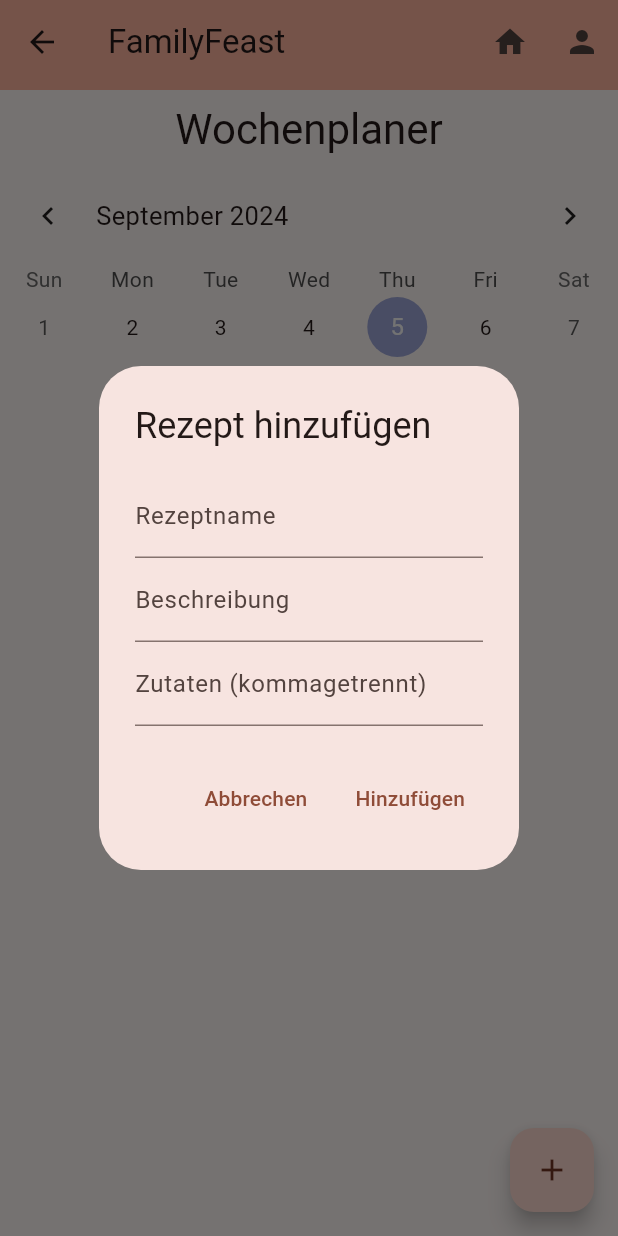
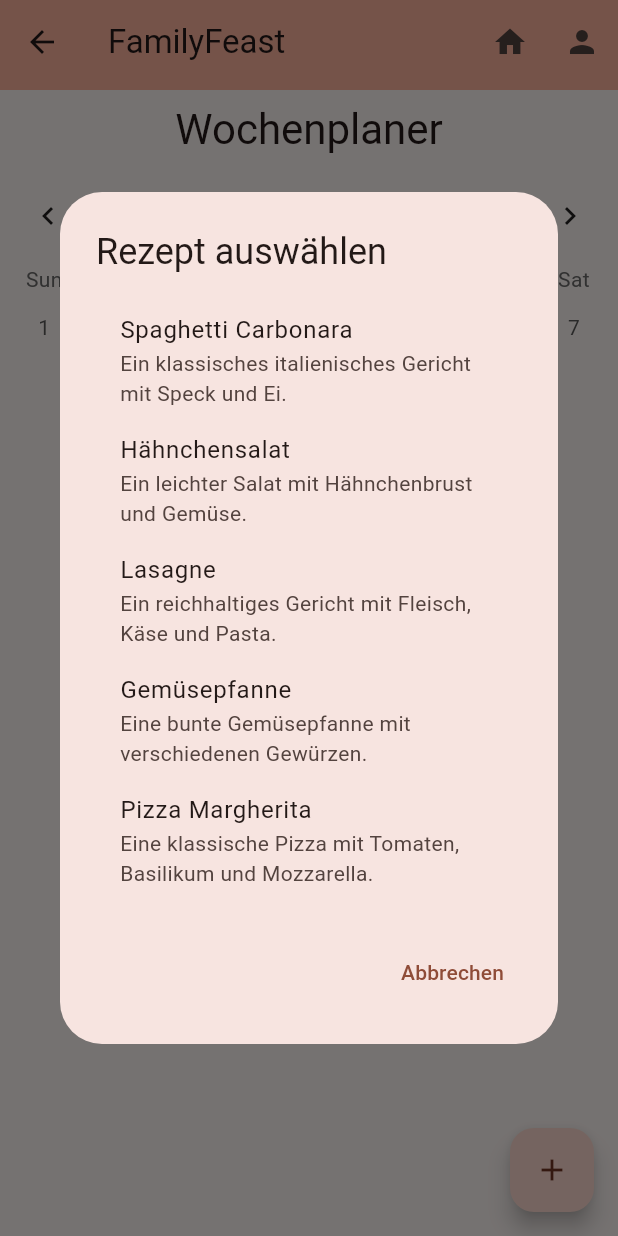
Before and after one commit to ephanta/eva_app, a Flutter app: the PlannerScreen screen opened directly with empty values, after a tap on the "add" icon, on a phone screen of 412 x 824 dp. Run offline on Flutter 3.47's test engine with Material 3 defaults, Android fonts, the phone set to English and light mode, and no system bars; drawn by our look-alikes of table_calendar; our stand-ins replace auto_route, flutter_colorpicker, flutter_dotenv, supabase_flutter; missing offline and left inert: supabase_auth_ui; accounts and stored records are empty.

Commit message:
updated planner.dart

```diff
--- a/lib/model/recipe.dart
+++ b/lib/model/recipe.dart
@@ -1,7 +1,8 @@
 class Rezept {
+  final String rezeptID;
   final String name;
   final String beschreibung;
   final List<String> zutaten;
 
-  Rezept({required this.name, required this.beschreibung, required this.zutaten});
+  Rezept({required this.rezeptID, required this.name, required this.beschreibung, required this.zutaten});
 }
--- a/lib/screens/planner.dart
+++ b/lib/screens/planner.dart
@@ -22,6 +22,7 @@ class _PlannerScreenState extends State<PlannerScreen> {
   DateTime? _selectedDay;
 
   Map<DateTime, Rezept> wochenplan = {};
+  List<Rezept> rezepte = [];
 
   @override
   void initState() {
@@ -30,45 +31,67 @@ class _PlannerScreenState extends State<PlannerScreen> {
     DateTime heute = DateTime.now();
 
     // Beispiel-Rezepte hinzufügen
-    wochenplan[heute] = Rezept(
-      name: 'Spaghetti Carbonara',
-      beschreibung: 'Ein klassisches italienisches Gericht mit Speck und Ei.',
-      zutaten: ['Spaghetti', 'Speck', 'Eier', 'Parmesan', 'Pfeffer'],
-    );
+    rezepte = [
+      Rezept(
+        rezeptID: '1',
+        name: 'Spaghetti Carbonara',
+        beschreibung: 'Ein klassisches italienisches Gericht mit Speck und Ei.',
+        zutaten: ['Spaghetti', 'Speck', 'Eier', 'Parmesan', 'Pfeffer'],
+      ),
+      Rezept(
+        rezeptID: '2',
+        name: 'Hähnchensalat',
+        beschreibung: 'Ein leichter Salat mit Hähnchenbrust und Gemüse.',
+        zutaten: ['Hähnchenbrust', 'Salat', 'Tomaten', 'Gurken', 'Dressing'],
+      ),
+      Rezept(
+        rezeptID: '3',
+        name: 'Lasagne',
+        beschreibung: 'Ein reichhaltiges Gericht mit Fleisch, Käse und Pasta.',
+        zutaten: ['Hackfleisch', 'Tomaten', 'Lasagneblätter', 'Käse', 'Béchamelsoße'],
+      ),
+      Rezept(
+        rezeptID: '4',
+        name: 'Gemüsepfanne',
+        beschreibung: 'Eine bunte Gemüsepfanne mit verschiedenen Gewürzen.',
+        zutaten: ['Paprika', 'Zucchini', 'Aubergine', 'Zwiebeln', 'Knoblauch'],
+      ),
+      Rezept(
+        rezeptID: '5',
+        name: 'Pizza Margherita',
+        beschreibung: 'Eine klassische Pizza mit Tomaten, Basilikum und Mozzarella.',
+        zutaten: ['Pizzateig', 'Tomaten', 'Mozzarella', 'Basilikum', 'Olivenöl'],
+      ),
+    ];
 
-    wochenplan[heute.add(Duration(days: 1))] = Rezept(
-      name: 'Hähnchensalat',
-      beschreibung: 'Ein leichter Salat mit Hähnchenbrust und Gemüse.',
-      zutaten: ['Hähnchenbrust', 'Salat', 'Tomaten', 'Gurken', 'Dressing'],
-    );
+    // Beispiel-Rezepte für den Wochenplan
+    wochenplan[heute] = rezepte[0];
+    wochenplan[heute.add(Duration(days: 1))] = rezepte[1];
   }
 
   void _addRecipeDialog(BuildContext context) {
-    final _nameController = TextEditingController();
-    final _descriptionController = TextEditingController();
-    final _ingredientsController = TextEditingController();
-
     showDialog(
       context: context,
       builder: (BuildContext context) {
         return AlertDialog(
-          title: Text("Rezept hinzufügen"),
+          title: Text("Rezept auswählen"),
           content: SingleChildScrollView(
             child: Column(
-              children: [
-                TextField(
-                  controller: _nameController,
-                  decoration: InputDecoration(labelText: 'Rezeptname'),
-                ),
-                TextField(
-                  controller: _descriptionController,
-                  decoration: InputDecoration(labelText: 'Beschreibung'),
-                ),
-                TextField(
-                  controller: _ingredientsController,
-                  decoration: InputDecoration(labelText: 'Zutaten (kommagetrennt)'),
-                ),
-              ],
+              mainAxisSize: MainAxisSize.min,
+              children: rezepte.map((rezept) {
+                return ListTile(
+                  title: Text(rezept.name),
+                  subtitle: Text(rezept.beschreibung),
+                  onTap: () {
+                    if (_selectedDay != null) {
+                      setState(() {
+                        wochenplan[_selectedDay!] = rezept;
+                      });
+                    }
+                    Navigator.of(context).pop();
+                  },
+                );
+              }).toList(),
             ),
           ),
           actions: [
@@ -77,21 +100,6 @@ class _PlannerScreenState extends State<PlannerScreen> {
                 Navigator.of(context).pop();
               },
               child: Text("Abbrechen"),
-            ),
-            TextButton(
-              onPressed: () {
-                if (_selectedDay != null) {
-                  setState(() {
-                    wochenplan[_selectedDay!] = Rezept(
-                      name: _nameController.text,
-                      beschreibung: _descriptionController.text,
-                      zutaten: _ingredientsController.text.split(','),
-                    );
-                  });
-                }
-                Navigator.of(context).pop();
-              },
-              child: Text("Hinzufügen"),
             ),
           ],
         );
```
